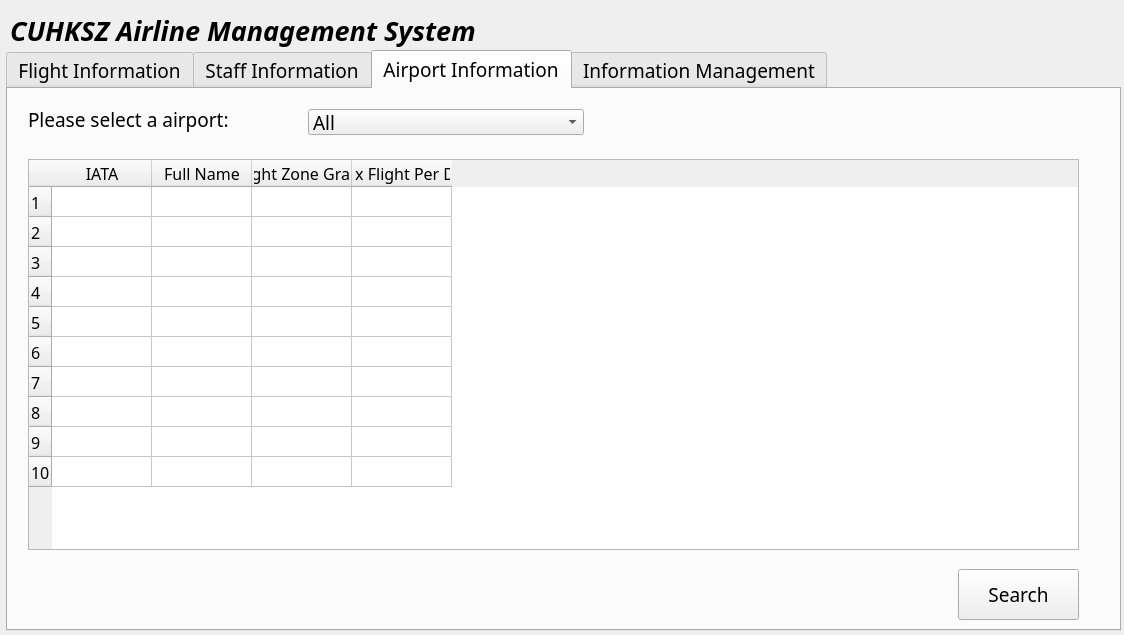
This is database_project.ui in yanhengxu98/CSC3170Project as Qt 5 draws it before an edit. The edited form follows.
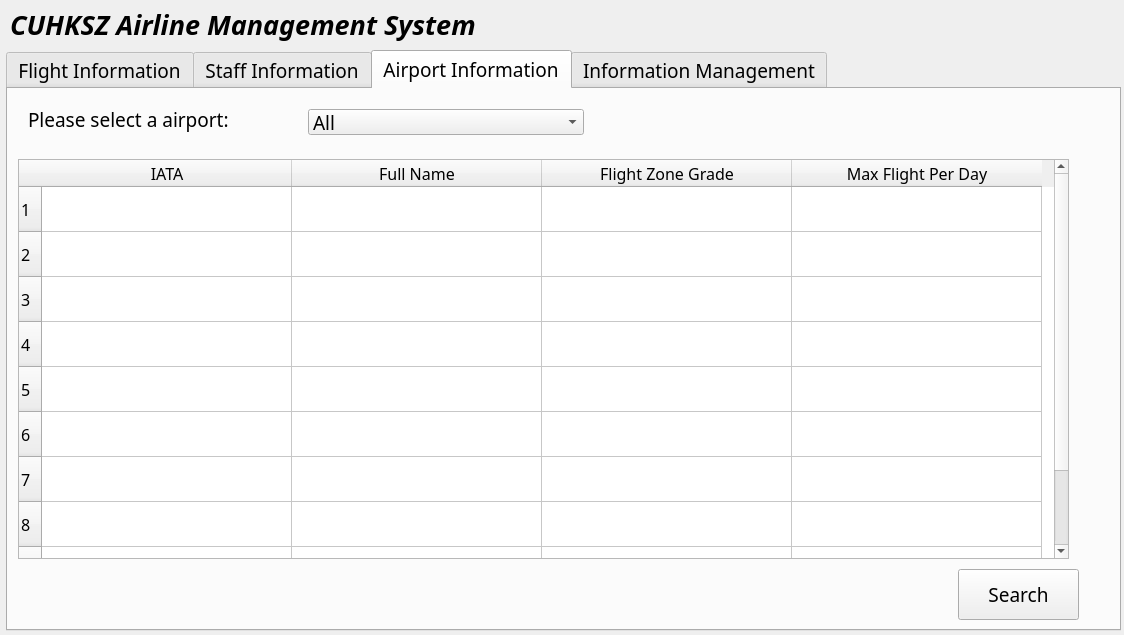
This is the edited form. The open tabs and pages were chosen to show the change.

```diff
--- a/database_project.ui
+++ b/database_project.ui
@@ -17,7 +17,7 @@
    <property name="geometry">
     <rect>
      <x>10</x>
-     <y>10</y>
+     <y>4</y>
      <width>491</width>
      <height>41</height>
     </rect>
@@ -793,18 +793,51 @@
     <widget class="QTableWidget" name="tableWidget_3">
      <property name="geometry">
       <rect>
-       <x>20</x>
+       <x>10</x>
        <y>70</y>
        <width>1051</width>
-       <height>391</height>
+       <height>400</height>
       </rect>
      </property>
+     <property name="minimumSize">
+      <size>
+       <width>0</width>
+       <height>0</height>
+      </size>
+     </property>
      <property name="font">
       <font>
        <family>3ds</family>
        <pointsize>12</pointsize>
       </font>
      </property>
+     <property name="iconSize">
+      <size>
+       <width>200</width>
+       <height>200</height>
+      </size>
+     </property>
+     <property name="rowCount">
+      <number>10</number>
+     </property>
+     <attribute name="horizontalHeaderCascadingSectionResizes">
+      <bool>false</bool>
+     </attribute>
+     <attribute name="horizontalHeaderDefaultSectionSize">
+      <number>250</number>
+     </attribute>
+     <attribute name="horizontalHeaderShowSortIndicator" stdset="0">
+      <bool>false</bool>
+     </attribute>
+     <attribute name="horizontalHeaderStretchLastSection">
+      <bool>false</bool>
+     </attribute>
+     <attribute name="verticalHeaderCascadingSectionResizes">
+      <bool>false</bool>
+     </attribute>
+     <attribute name="verticalHeaderDefaultSectionSize">
+      <number>45</number>
+     </attribute>
      <row>
       <property name="text">
        <string>1</string>
@@ -830,31 +863,11 @@
        <string>5</string>
       </property>
      </row>
-     <row>
-      <property name="text">
-       <string>6</string>
-      </property>
-     </row>
-     <row>
-      <property name="text">
-       <string>7</string>
-      </property>
-     </row>
-     <row>
-      <property name="text">
-       <string>8</string>
-      </property>
-     </row>
-     <row>
-      <property name="text">
-       <string>9</string>
-      </property>
-     </row>
-     <row>
-      <property name="text">
-       <string>10</string>
-      </property>
-     </row>
+     <row/>
+     <row/>
+     <row/>
+     <row/>
+     <row/>
      <column>
       <property name="text">
        <string>IATA</string>
```
Left out of the diff: 19 changed lines with no effect on the pictures.
